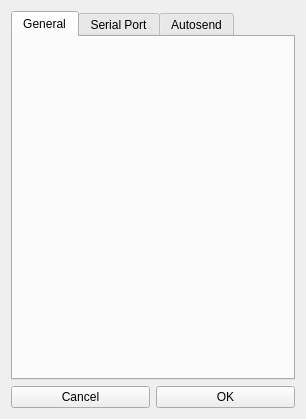
Before: the Qt Designer form generalsettingdialog.ui in mishkoLitvin/L_Aries-progect, drawn with Qt 5.
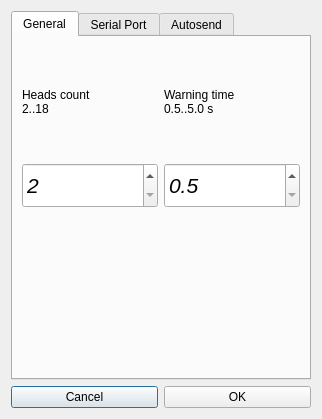
After: the same form once the commit is applied. The open tabs and pages were chosen to show the change.

Commit message:
Machine settings moved to General settings dialog
From indexer/lift settings to "General" tab of general settings.

What changed in the file:
```diff
--- a/generalsettingdialog.ui
+++ b/generalsettingdialog.ui
@@ -6,7 +6,7 @@
    <rect>
     <x>0</x>
     <y>0</y>
-    <width>306</width>
+    <width>322</width>
     <height>419</height>
    </rect>
   </property>
@@ -14,15 +14,132 @@
    <string>Dialog</string>
   </property>
   <layout class="QGridLayout" name="gridLayout_4">
+   <item row="1" column="0">
+    <layout class="QHBoxLayout" name="horizontalLayout">
+     <item>
+      <widget class="QPushButton" name="pButtonReject">
+       <property name="text">
+        <string>Cancel</string>
+       </property>
+      </widget>
+     </item>
+     <item>
+      <widget class="QPushButton" name="pButtonAccept">
+       <property name="text">
+        <string>OK</string>
+       </property>
+      </widget>
+     </item>
+    </layout>
+   </item>
    <item row="0" column="0">
     <widget class="QTabWidget" name="tabWidget">
      <property name="currentIndex">
-      <number>2</number>
+      <number>0</number>
      </property>
      <widget class="QWidget" name="generalSettings">
       <attribute name="title">
        <string>General</string>
       </attribute>
+      <layout class="QGridLayout" name="gridLayout_5">
+       <item row="0" column="0">
+        <layout class="QHBoxLayout" name="horizontalLayout_2">
+         <item>
+          <layout class="QVBoxLayout" name="verticalLayout_17" stretch="1,10">
+           <item>
+            <widget class="QLabel" name="label_14">
+             <property name="text">
+              <string>Heads count 
+2..18</string>
+             </property>
+            </widget>
+           </item>
+           <item>
+            <widget class="QDoubleSpinBox" name="spinBoxHeadsCount">
+             <property name="minimumSize">
+              <size>
+               <width>0</width>
+               <height>45</height>
+              </size>
+             </property>
+             <property name="font">
+              <font>
+               <pointsize>16</pointsize>
+               <italic>true</italic>
+              </font>
+             </property>
+             <property name="decimals">
+              <number>0</number>
+             </property>
+             <property name="minimum">
+              <double>2.000000000000000</double>
+             </property>
+             <property name="maximum">
+              <double>18.000000000000000</double>
+             </property>
+            </widget>
+           </item>
+          </layout>
+         </item>
+         <item>
+          <layout class="QVBoxLayout" name="verticalLayout_16" stretch="0,10">
+           <item>
+            <widget class="QLabel" name="label_13">
+             <property name="text">
+              <string>Warning time
+0.5..5.0 s</string>
+             </property>
+            </widget>
+           </item>
+           <item>
+            <widget class="QDoubleSpinBox" name="dSpinBoxWarningTime">
+             <property name="minimumSize">
+              <size>
+               <width>0</width>
+               <height>45</height>
+              </size>
+             </property>
+             <property name="font">
+              <font>
+               <pointsize>16</pointsize>
+               <italic>true</italic>
+              </font>
+             </property>
+             <property name="decimals">
+              <number>1</number>
+             </property>
+             <property name="minimum">
+              <double>0.500000000000000</double>
+             </property>
+             <property name="maximum">
+              <double>5.000000000000000</double>
+             </property>
+             <property name="singleStep">
+              <double>0.500000000000000</double>
+             </property>
+             <property name="value">
+              <double>0.500000000000000</double>
+             </property>
+            </widget>
+           </item>
+          </layout>
+         </item>
+        </layout>
+       </item>
+       <item row="1" column="0">
+        <spacer name="verticalSpacer">
+         <property name="orientation">
+          <enum>Qt::Vertical</enum>
+         </property>
+         <property name="sizeHint" stdset="0">
+          <size>
+           <width>20</width>
+           <height>150</height>
+          </size>
+         </property>
+        </spacer>
+       </item>
+      </layout>
      </widget>
      <widget class="QWidget" name="serialPortSettings">
       <attribute name="title">
@@ -153,24 +270,6 @@
      </widget>
     </widget>
    </item>
-   <item row="1" column="0">
-    <layout class="QHBoxLayout" name="horizontalLayout">
-     <item>
-      <widget class="QPushButton" name="pButtonReject">
-       <property name="text">
-        <string>Cancel</string>
-       </property>
-      </widget>
-     </item>
-     <item>
-      <widget class="QPushButton" name="pButtonAccept">
-       <property name="text">
-        <string>OK</string>
-       </property>
-      </widget>
-     </item>
-    </layout>
-   </item>
   </layout>
  </widget>
  <tabstops>
```
The commit also changes 7 other files.
